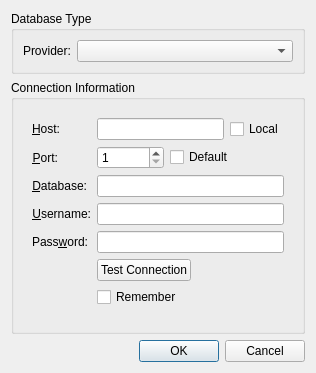
soroush/Qtz, file qtz/widgets/data/dialog-database-config.ui: the form before one commit.
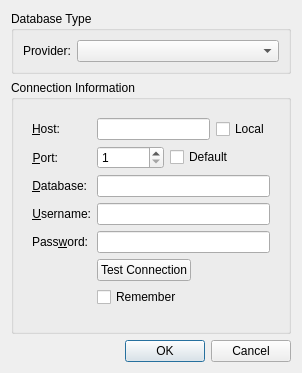
The form after the commit. Icons and pictures are not drawn.

```diff
--- a/qtz/widgets/data/dialog-database-config.ui
+++ b/qtz/widgets/data/dialog-database-config.ui
@@ -9,8 +9,8 @@
    <rect>
     <x>0</x>
     <y>0</y>
-    <width>316</width>
-    <height>356</height>
+    <width>302</width>
+    <height>343</height>
    </rect>
   </property>
   <property name="windowTitle">
```
